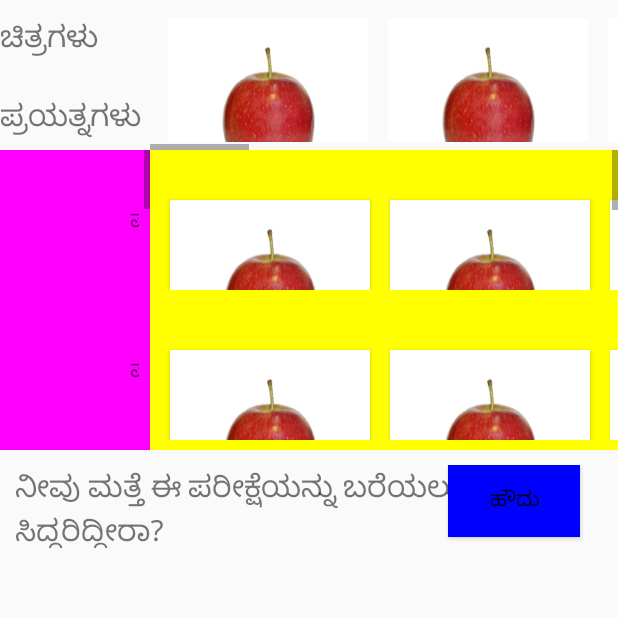
After one commit to mahendraHegde/Aphasia-app, an Android app: the DailyReport screen opened directly, with no data from a screen before it, on a phone screen of 412 x 824 dp, the top half of it. The commit adds this screen. Run offline under Robolectric (Android 15) with nearby library versions, the phone set to English and light mode, and no system bars.

Commit message:
v1.1.6
after daily report page added

```diff
--- a/app/src/main/AndroidManifest.xml
+++ b/app/src/main/AndroidManifest.xml
@@ -3,8 +3,8 @@
     package="com.example.accer.aphasia_app">
 
     <uses-permission android:name="android.permission.WAKE_LOCK" />
-    <uses-permission android:name="android.permission.WRITE_EXTERNAL_STORAGE"/>
-    <uses-permission android:name="android.permission.VIBRATE"/>
+    <uses-permission android:name="android.permission.WRITE_EXTERNAL_STORAGE" />
+    <uses-permission android:name="android.permission.VIBRATE" />
 
     <application
         android:allowBackup="true"
@@ -30,22 +30,25 @@
             android:name=".BaselineTest"
             android:configChanges="orientation|screenSize"
             android:exported="true"
-            android:screenOrientation="landscape"></activity>
+            android:screenOrientation="landscape" />
         <activity
             android:name=".Instructions"
             android:configChanges="orientation|screenSize"
             android:exported="true"
-            android:screenOrientation="landscape"></activity>
-        <activity android:name=".Progress"
+            android:screenOrientation="landscape" />
+        <activity
+            android:name=".Progress"
             android:configChanges="orientation|screenSize"
             android:exported="true"
             android:screenOrientation="landscape">
             <intent-filter>
                 <action android:name="android.intent.action.MAIN" />
+
                 <category android:name="android.intent.category.LAUNCHER" />
                 <category android:name="android.intent.category.DEFAULT" />
             </intent-filter>
         </activity>
+        <activity android:name=".DailyReport"></activity>
     </application>
 
 </manifest>
--- /dev/null
+++ b/app/src/main/java/com/example/accer/aphasia_app/DailyReport.java
@@ -0,0 +1,98 @@
+    package com.example.accer.aphasia_app;
+
+import android.support.v7.app.AppCompatActivity;
+import android.os.Bundle;
+import android.view.MotionEvent;
+import android.view.View;
+import android.view.ViewGroup;
+import android.widget.Button;
+import android.widget.HorizontalScrollView;
+import android.widget.ImageView;
+import android.widget.LinearLayout;
+import android.widget.ScrollView;
+import android.widget.TextView;
+
+    public class DailyReport extends AppCompatActivity implements View.OnTouchListener {
+
+        LinearLayout topLinearLayout,leftLinearLayout,dataCountContainer,linearLayout;
+        LinearLayout.LayoutParams topLayoutParams,leftLayoutParams,dataCountParams,layoutParams;
+
+        ScrollView leftScroll,verticalScroll;
+        HorizontalScrollView topScroll,horzScroll;
+
+    @Override
+    protected void onCreate(Bundle savedInstanceState) {
+        super.onCreate(savedInstanceState);
+        setContentView(R.layout.activity_daily_report);
+
+        leftScroll=(ScrollView)findViewById(R.id.leftScroll);
+        verticalScroll=(ScrollView)findViewById(R.id.verticalScroll);
+        topScroll=(HorizontalScrollView)findViewById(R.id.topScroll);
+        horzScroll=(HorizontalScrollView)findViewById(R.id.horzScroll);
+
+        leftScroll.setOnTouchListener(this);
+        verticalScroll.setOnTouchListener(this);
+        topScroll.setOnTouchListener(this);
+        horzScroll.setOnTouchListener(this);
+
+
+        topLinearLayout = (LinearLayout) findViewById(R.id.topImage);
+        leftLinearLayout=(LinearLayout)findViewById(R.id.attempts);
+        dataCountContainer=(LinearLayout)findViewById(R.id.count);
+
+        topLayoutParams = new LinearLayout.LayoutParams(200, 200);
+        topLayoutParams.setMargins(10, 10, 10, 10);
+
+        leftLayoutParams = new LinearLayout.LayoutParams(200, 100);
+        leftLayoutParams.setMargins(10, 40, 10, 10);
+
+        dataCountParams = new LinearLayout.LayoutParams(ViewGroup.LayoutParams.WRAP_CONTENT, 100);
+        dataCountParams.setMargins(10, 40, 10, 10);
+
+        layoutParams = new LinearLayout.LayoutParams(200, 50);
+        layoutParams.setMargins(10, 10, 10, 10);
+
+        for (int i = 1; i <= 10; i++)//10 is no of images per day from db 3-10
+        {
+            final ImageView btn = new ImageView(this);
+            btn.setBackgroundResource(R.drawable.train_1);
+            topLinearLayout.addView(btn, topLayoutParams);
+        }
+
+        for (int i = 1; i <= 10; i++)//attempts per day
+        {
+            final TextView btn = new TextView(this);
+            btn.setText("ಪ್ರಯತ್ನ " + i);
+            btn.setTextSize(16);
+            btn.setGravity(5);
+            leftLinearLayout.addView(btn, leftLayoutParams);
+
+            final LinearLayout layout=new LinearLayout(this);
+            layout.setOrientation(LinearLayout.HORIZONTAL);
+            //layout.setBackgroundResource(R.drawable.circle_button);
+            for(int j=1;j<=10;j++)
+            {
+                final Button btn1=new Button(this);
+                btn1.setBackgroundResource(R.drawable.train_1);
+                layout.addView(btn1, topLayoutParams);
+            }
+            dataCountContainer.addView(layout,dataCountParams);
+        }
+    }
+        @Override
+        public boolean onTouch(View view, MotionEvent motionEvent) {
+            int id=view.getId();
+            switch(id)
+            {
+                case R.id.leftScroll:verticalScroll.scrollTo(view.getScrollX(),view.getScrollY());
+                    break;
+                case R.id.verticalScroll:leftScroll.scrollTo(view.getScrollX(),view.getScrollY());
+                    break;
+                case R.id.topScroll:horzScroll.scrollTo(view.getScrollX(),view.getScrollY());
+                    break;
+                case R.id.horzScroll:topScroll.scrollTo(view.getScrollX(),view.getScrollY());
+                    break;
+            }
+            return false;
+        }
+}
--- /dev/null
+++ b/app/src/main/res/layout/activity_daily_report.xml
@@ -0,0 +1,91 @@
+<?xml version="1.0" encoding="utf-8"?>
+<RelativeLayout xmlns:android="http://schemas.android.com/apk/res/android"
+    xmlns:app="http://schemas.android.com/apk/res-auto"
+    xmlns:tools="http://schemas.android.com/tools"
+    android:layout_width="match_parent"
+    android:layout_height="match_parent"
+    tools:context="com.example.accer.aphasia_app.DailyReport">
+    <TextView
+        android:layout_width="100dp"
+        android:layout_height="100dp"
+        android:id="@+id/days"
+        android:text="@string/table_activity_title"
+        android:textSize="20dp"
+        android:layout_marginTop="10dp"/>
+
+    <HorizontalScrollView
+        android:layout_width="match_parent"
+        android:layout_height="100dp"
+        android:layout_toRightOf="@+id/days"
+        android:id="@+id/topScroll">
+        <LinearLayout
+            android:layout_width="match_parent"
+            android:layout_height="match_parent"
+            android:orientation="horizontal"
+            android:id="@+id/topImage"
+            android:padding="5dp">
+
+        </LinearLayout>
+    </HorizontalScrollView>
+    <ScrollView
+        android:layout_width="100dp"
+        android:layout_height="200dp"
+        android:layout_below="@+id/topScroll"
+        android:id="@+id/leftScroll"
+        android:background="#ff00ff">
+        <LinearLayout
+            android:layout_width="match_parent"
+            android:layout_height="match_parent"
+            android:orientation="vertical"
+            android:background="#ff00ff"
+            android:id="@+id/attempts"
+            android:padding="7dp">
+
+        </LinearLayout>
+    </ScrollView>
+
+    <ScrollView
+        android:layout_width="match_parent"
+        android:layout_height="200dp"
+        android:layout_below="@id/topScroll"
+        android:layout_toRightOf="@id/leftScroll"
+        android:id="@+id/verticalScroll"
+        android:background="#ffff00">
+        <HorizontalScrollView
+            android:layout_width="match_parent"
+            android:layout_height="match_parent"
+            android:id="@+id/horzScroll">
+            <LinearLayout
+                android:layout_width="match_parent"
+                android:layout_height="match_parent"
+                android:background="#ffff00"
+                android:orientation="vertical"
+                android:id="@+id/count">
+            </LinearLayout>
+        </HorizontalScrollView>
+    </ScrollView>
+
+    <RelativeLayout
+        android:layout_width="match_parent"
+        android:layout_height="75dp"
+        android:layout_below="@+id/verticalScroll"
+        android:padding="10dp">
+        <TextView
+            android:layout_width="wrap_content"
+            android:layout_height="wrap_content"
+            android:text="@string/table_activity_question"
+            android:textSize="20dp"/>
+
+        <Button
+            android:layout_width="wrap_content"
+            android:layout_height="wrap_content"
+            android:id="@+id/yes"
+            android:text="ಹೌದು"
+            android:background="#0000ff"
+            android:layout_marginRight="15dp"
+            android:layout_alignParentRight="true"/>
+
+
+    </RelativeLayout>
+
+</RelativeLayout>
--- a/app/src/main/res/values/strings.xml
+++ b/app/src/main/res/values/strings.xml
@@ -19,4 +19,6 @@
         ◙ ಪ್ರತಿ ಚಿತ್ರಕ್ಕೆ ನಿಮಗೆ 20 ಸೆಕೆಂಡ್ ನೀಡಲಾಗುವುದು .\n\n
         ◙ ನೀವು ಕೊಡಲಪಟ್ಟ 20 ಸೆಕೆಂಡಲ್ಲಿ ಪ್ರತಿಕ್ರಿಯಿಸದಿದ್ದರೆ ಉತ್ತರ ತಪ್ಪು ಎಂದು ನಿರ್ಣಯಿಸಲಾಗುವುದು .\n\n
     </string>
+    <string name="table_activity_question">ನೀವು ಮತ್ತೆ ಈ ಪರೀಕ್ಷೆಯನ್ನು ಬರೆಯಲು ಸಿದ್ಧರಿದ್ದೀರಾ?</string>
+    <string name="table_activity_title">ಚಿತ್ರಗಳು \n\nಪ್ರಯತ್ನಗಳು</string>
 </resources>
```
